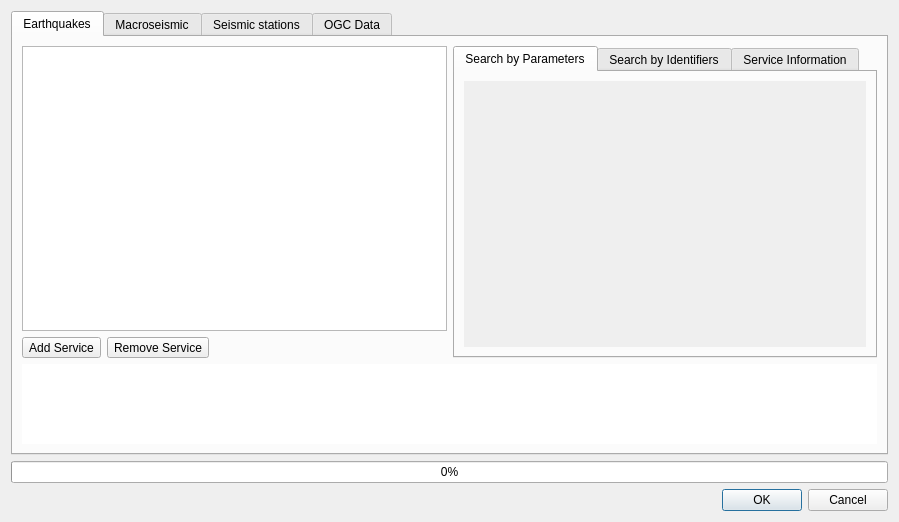
This is qquake/ui/qquake_dialog_base.ui in INGV/qquake as Qt 5 draws it before an edit. The edited form follows.
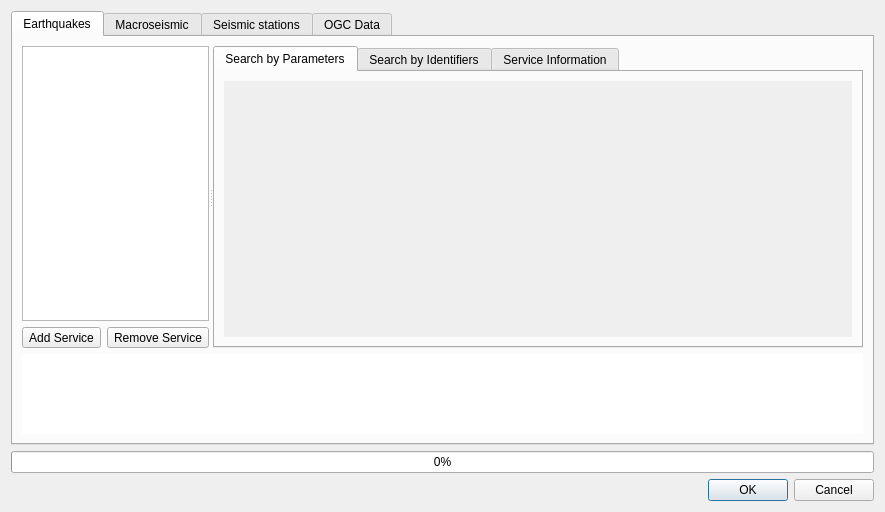
This is the edited form.

Commit message: let the user shrink the panels

Patch:
```diff
--- a/qquake/ui/qquake_dialog_base.ui
+++ b/qquake/ui/qquake_dialog_base.ui
@@ -6,8 +6,8 @@
    <rect>
     <x>0</x>
     <y>0</y>
-    <width>899</width>
-    <height>522</height>
+    <width>862</width>
+    <height>512</height>
    </rect>
   </property>
   <property name="windowTitle">
@@ -34,6 +34,13 @@
       </attribute>
       <layout class="QGridLayout" name="gridLayout_3">
        <item row="0" column="0">
+        <widget class="QSplitter" name="splitter">
+         <property name="orientation">
+          <enum>Qt::Horizontal</enum>
+         </property>
+         <widget class="QWidget" name="">
+          <layout class="QVBoxLayout" name="verticalLayout_3">
+           <item>
         <widget class="QListWidget" name="fdsn_event_list">
          <property name="sizePolicy">
           <sizepolicy hsizetype="Preferred" vsizetype="Expanding">
@@ -55,41 +62,7 @@
          </property>
         </widget>
        </item>
-       <item row="2" column="0" colspan="2">
-        <widget class="QTextBrowser" name="fsdn_event_url_text_browser">
-         <property name="sizePolicy">
-          <sizepolicy hsizetype="Expanding" vsizetype="Minimum">
-           <horstretch>0</horstretch>
-           <verstretch>0</verstretch>
-          </sizepolicy>
-         </property>
-         <property name="minimumSize">
-          <size>
-           <width>0</width>
-           <height>80</height>
-          </size>
-         </property>
-         <property name="maximumSize">
-          <size>
-           <width>16777215</width>
-           <height>80</height>
-          </size>
-         </property>
-         <property name="baseSize">
-          <size>
-           <width>10</width>
-           <height>10</height>
-          </size>
-         </property>
-         <property name="frameShape">
-          <enum>QFrame::NoFrame</enum>
-         </property>
-         <property name="openExternalLinks">
-          <bool>true</bool>
-         </property>
-        </widget>
-       </item>
-       <item row="1" column="0">
+           <item>
         <layout class="QHBoxLayout" name="horizontalLayout">
          <item>
           <widget class="QToolButton" name="button_fdsn_new_service">
@@ -123,9 +96,25 @@
          </item>
         </layout>
        </item>
-       <item row="0" column="1" rowspan="2">
+          </layout>
+         </widget>
         <widget class="QWidget" name="widget" native="true">
+          <property name="minimumSize">
+           <size>
+            <width>650</width>
+            <height>0</height>
+           </size>
+          </property>
+          <property name="baseSize">
+           <size>
+            <width>0</width>
+            <height>0</height>
+           </size>
+          </property>
          <layout class="QVBoxLayout" name="verticalLayout_11">
+           <property name="sizeConstraint">
+            <enum>QLayout::SetDefaultConstraint</enum>
+           </property>
           <property name="leftMargin">
            <number>0</number>
           </property>
@@ -140,6 +129,15 @@
           </property>
           <item>
            <widget class="QTabWidget" name="fdsn_tab_widget">
+             <property name="enabled">
+              <bool>true</bool>
+             </property>
+             <property name="sizePolicy">
+              <sizepolicy hsizetype="Preferred" vsizetype="Expanding">
+               <horstretch>0</horstretch>
+               <verstretch>0</verstretch>
+              </sizepolicy>
+             </property>
             <property name="currentIndex">
              <number>0</number>
             </property>
@@ -147,8 +145,8 @@
              <attribute name="title">
               <string>Search by Parameters</string>
              </attribute>
-             <layout class="QVBoxLayout" name="verticalLayout_3">
-              <item>
+              <layout class="QGridLayout" name="gridLayout">
+               <item row="0" column="0">
                <widget class="QScrollArea" name="scrollArea">
                 <property name="frameShape">
                  <enum>QFrame::NoFrame</enum>
@@ -164,8 +162,8 @@
                   <rect>
                    <x>0</x>
                    <y>0</y>
-                   <width>404</width>
-                   <height>250</height>
+                    <width>628</width>
+                    <height>255</height>
                   </rect>
                  </property>
                  <property name="autoFillBackground">
@@ -205,6 +203,41 @@
           </item>
          </layout>
         </widget>
+        </widget>
+       </item>
+       <item row="1" column="0">
+        <widget class="QTextBrowser" name="fsdn_event_url_text_browser">
+         <property name="sizePolicy">
+          <sizepolicy hsizetype="Expanding" vsizetype="Minimum">
+           <horstretch>0</horstretch>
+           <verstretch>0</verstretch>
+          </sizepolicy>
+         </property>
+         <property name="minimumSize">
+          <size>
+           <width>0</width>
+           <height>80</height>
+          </size>
+         </property>
+         <property name="maximumSize">
+          <size>
+           <width>16777215</width>
+           <height>80</height>
+          </size>
+         </property>
+         <property name="baseSize">
+          <size>
+           <width>10</width>
+           <height>10</height>
+          </size>
+         </property>
+         <property name="frameShape">
+          <enum>QFrame::NoFrame</enum>
+         </property>
+         <property name="openExternalLinks">
+          <bool>true</bool>
+         </property>
+        </widget>
        </item>
       </layout>
      </widget>
```
Left out of the diff: 14 changed lines with no effect on the pictures. Lines whose indentation alone changed are shown as unchanged.
